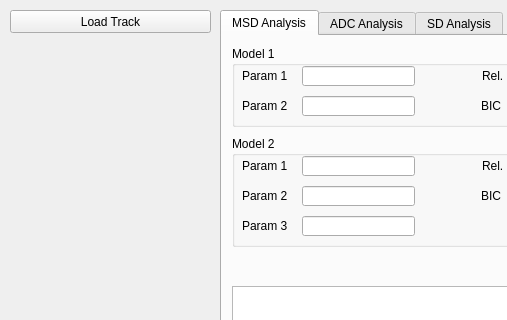
Eggeling-Lab-Microscope-Software/TRAIT2D, file gui_analysis.ui: the form before one commit; both pictures show x 0 to 507 and y 0 to 320 of the 800 by 741 pixel window.
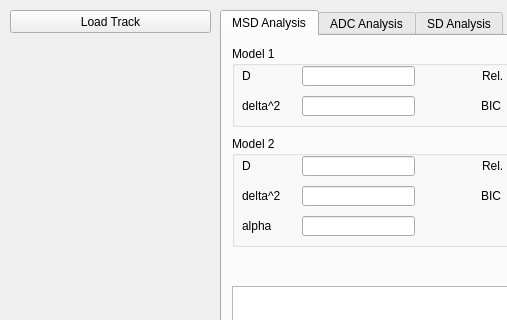
The form after the commit. Custom widgets are drawn as their Qt base class.

Commit message: improved results display

Patch:
```diff
--- a/gui_analysis.ui
+++ b/gui_analysis.ui
@@ -85,7 +85,7 @@
         </rect>
        </property>
        <property name="text">
-        <string>Param 1</string>
+        <string>D</string>
        </property>
       </widget>
       <widget class="QLabel" name="labelParam2_1">
@@ -98,7 +98,7 @@
         </rect>
        </property>
        <property name="text">
-        <string>Param 2</string>
+        <string>delta^2</string>
        </property>
       </widget>
       <widget class="QLineEdit" name="lineEditRelLikelihood_1">
@@ -226,7 +226,7 @@
         </rect>
        </property>
        <property name="text">
-        <string>Param 1</string>
+        <string>D</string>
        </property>
       </widget>
       <widget class="QLabel" name="labelParam2_2">
@@ -239,7 +239,7 @@
         </rect>
        </property>
        <property name="text">
-        <string>Param 2</string>
+        <string>delta^2</string>
        </property>
       </widget>
       <widget class="QLineEdit" name="lineEditRelLikelihood_2">
@@ -308,7 +308,7 @@
         </rect>
        </property>
        <property name="text">
-        <string>Param 3</string>
+        <string>alpha</string>
        </property>
       </widget>
      </widget>
```
The commit also changes 1 other file.
